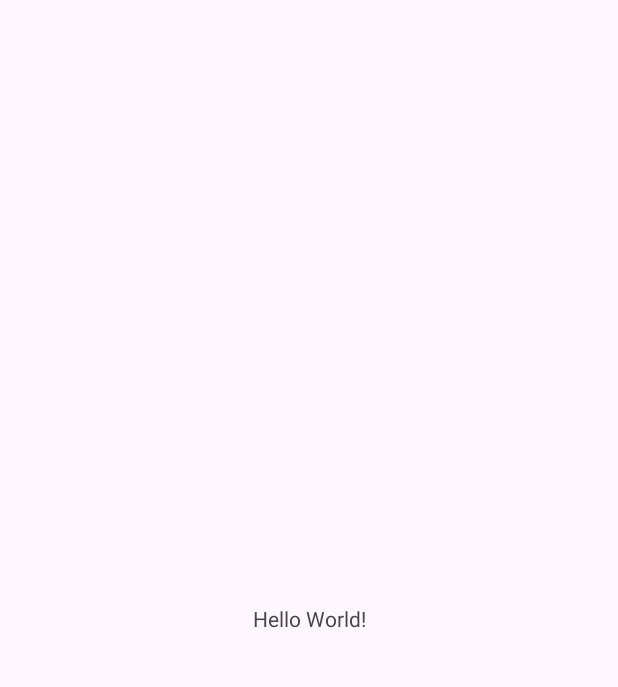
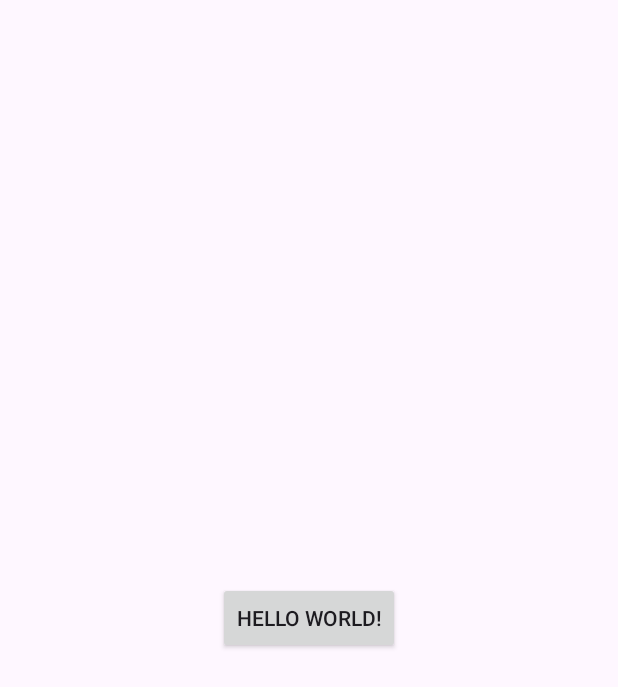
Before and after one commit to YunSeokVV/TodayILearend, an Android app: the screen it shows after launch (MainActivity), on a phone screen of 412 x 824 dp. Before the commit the part shown is almost empty. Shown: the top 687 px of the screen. Run offline under Robolectric (Android 15) with nearby library versions, the phone set to English and light mode, and no system bars; our stand-ins replace Dagger/Hilt's generated code; libraries missing offline, so code that uses them is left out: com.orhanobut.logger.

Commit message:
[feat] 힐트 라이브러리 설정

```diff
--- a/Android/FoodDex/app/src/main/AndroidManifest.xml
+++ b/Android/FoodDex/app/src/main/AndroidManifest.xml
@@ -3,6 +3,7 @@
     xmlns:tools="http://schemas.android.com/tools">
 
     <application
+        android:name=".FoodDDexApplication"
         android:allowBackup="true"
         android:dataExtractionRules="@xml/data_extraction_rules"
         android:fullBackupContent="@xml/backup_rules"
--- /dev/null
+++ b/Android/FoodDex/app/src/main/java/com/example/fooddex/FoodDDexApplication.kt
@@ -0,0 +1,8 @@
+package com.example.fooddex
+
+import android.app.Application
+import dagger.hilt.android.HiltAndroidApp
+
+@HiltAndroidApp
+class FoodDDexApplication : Application(){
+}
--- a/Android/FoodDex/app/src/main/java/com/example/fooddex/MainActivity.kt
+++ b/Android/FoodDex/app/src/main/java/com/example/fooddex/MainActivity.kt
@@ -1,20 +1,27 @@
 package com.example.fooddex
 
+import android.app.Activity
 import android.os.Bundle
-import androidx.activity.enableEdgeToEdge
-import androidx.appcompat.app.AppCompatActivity
-import androidx.core.view.ViewCompat
-import androidx.core.view.WindowInsetsCompat
+import android.view.View
+import android.widget.Button
+import androidx.activity.ComponentActivity
+import com.orhanobut.logger.Logger
+import dagger.hilt.android.AndroidEntryPoint
 
-class MainActivity : AppCompatActivity() {
+@AndroidEntryPoint
+class MainActivity : ComponentActivity() {
     override fun onCreate(savedInstanceState: Bundle?) {
         super.onCreate(savedInstanceState)
-        enableEdgeToEdge()
         setContentView(R.layout.activity_main)
-        ViewCompat.setOnApplyWindowInsetsListener(findViewById(R.id.main)) { v, insets ->
-            val systemBars = insets.getInsets(WindowInsetsCompat.Type.systemBars())
-            v.setPadding(systemBars.left, systemBars.top, systemBars.right, systemBars.bottom)
-            insets
+
+
+        val button : Button = findViewById(R.id.button)
+        button.setOnClickListener{
+            Logger.v("gdgd")
         }
+
     }
+
+
+
 }
--- a/Android/FoodDex/app/src/main/res/layout/activity_main.xml
+++ b/Android/FoodDex/app/src/main/res/layout/activity_main.xml
@@ -7,7 +7,8 @@
     android:layout_height="match_parent"
     tools:context=".MainActivity">
 
-    <TextView
+    <Button
+        android:id="@+id/button"
         android:layout_width="wrap_content"
         android:layout_height="wrap_content"
         android:text="Hello World!"
```
Also changed, not shown: Android/FoodDex/app/build.gradle.kts (+15 -2 lines), Android/FoodDex/build.gradle.kts (+11 -0 lines).
